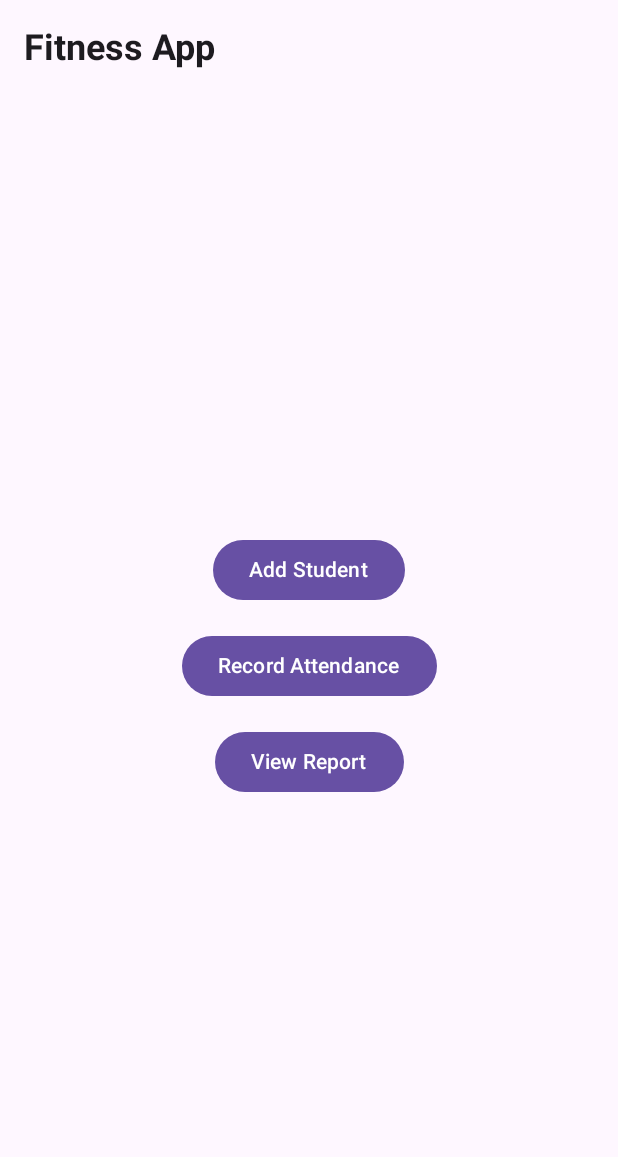
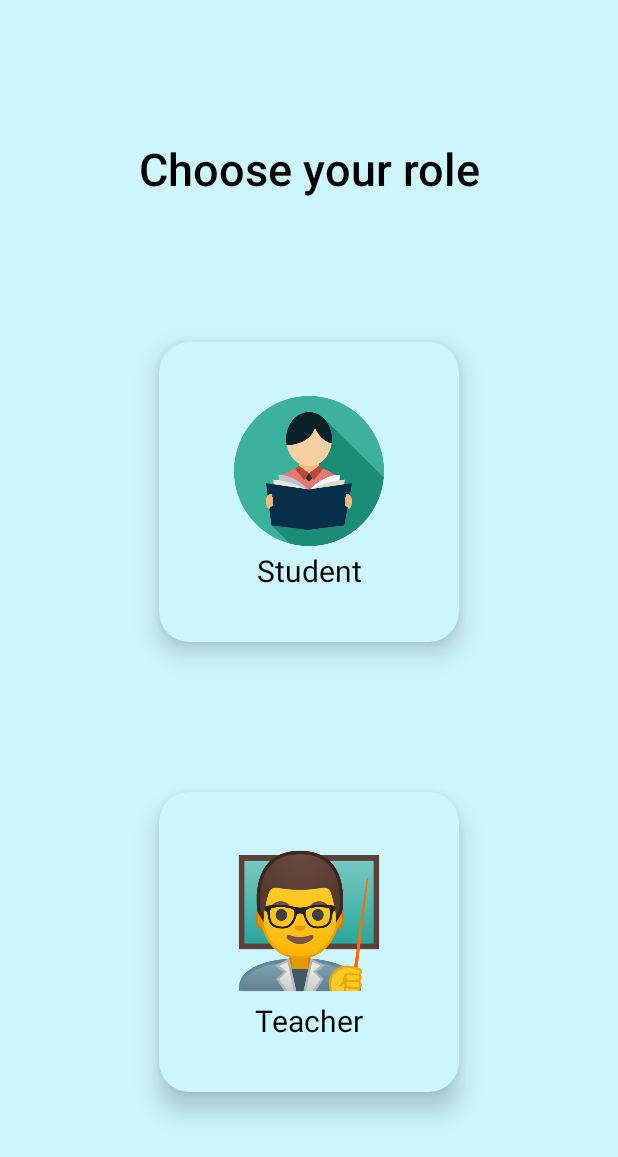
Before and after one commit to mikesplore/Class-Portal, an Android app built with Jetpack Compose: the screen it shows after launch (MainActivity), after a tap on "Sign in", on a phone screen of 412 x 824 dp. Shown: the top 1157 px of the screen. Run offline under Robolectric (Android 15) with nearby library versions, the phone set to English and light mode, and no system bars; 1 statement that could not run was skipped.

Commit message:
initial commit

```diff
--- a/app/src/main/java/com/app/fitnessapp/AppScreen.kt
+++ b/app/src/main/java/com/app/fitnessapp/AppScreen.kt
@@ -2,30 +2,31 @@ package com.app.fitnessapp
 
 import androidx.compose.runtime.*
 import androidx.compose.ui.tooling.preview.Preview
+import androidx.navigation.compose.NavHost
+import androidx.navigation.compose.composable
 import androidx.navigation.compose.rememberNavController
 
 @Composable
 fun AppScreen() {
     val navController = rememberNavController()
     var students by remember { mutableStateOf(listOf<Student>()) }
-    var currentScreen by remember { mutableStateOf("Authentication") }
 
-    when (currentScreen) {
-        "Authentication" -> AuthenticationScreen(onLoginSuccess = { currentScreen = "Main" }, navController = navController)
-        "Main" -> Attendance(onNavigate = { screen -> currentScreen = screen })
-        "AddStudent" -> AddStudentScreen(onStudentAdded = { newStudent ->
-            students = students + newStudent
-            currentScreen = "Main"
-        })
-        "RecordAttendance" -> RecordAttendanceScreen(students = students, onAttendanceRecorded = { updatedStudents ->
-            students = updatedStudents
-            currentScreen = "Main"
-        })
-        "AttendanceReport" -> AttendanceReportScreen(students = students)
+    NavHost(navController = navController, startDestination = "welcomeScreen") {
+        composable("welcomeScreen") { WelcomeScreen(navController = navController)}
+        composable("loginCategory"){ LoginCategory(navController = navController)}
+        composable("teacherLogin"){ TeacherLoginScreen(navController = navController)}
+        composable("teacherDashboard"){ TeacherDashboard(navController = navController)}
+        composable("studentManagement"){ StudentManagementScreen(navController = navController)}
+        composable("addStudent"){ AddStudentScreen(navController = navController)}
+        composable("attendanceReport"){ AttendanceReportScreen(navController = navController)}")
 
-        "TeacherDashboard" -> TeacherDashboard(navController = navController)
+
+
+
+
     }
 }
+
 
 @Preview
 @Composable
--- a/app/src/main/java/com/app/fitnessapp/Attendance.kt
+++ b/app/src/main/java/com/app/fitnessapp/Attendance.kt
@@ -9,10 +9,12 @@ import androidx.compose.ui.Modifier
 import androidx.compose.ui.text.font.FontWeight
 import androidx.compose.ui.tooling.preview.Preview
 import androidx.compose.ui.unit.dp
+import androidx.navigation.NavController
+import androidx.navigation.compose.rememberNavController
 
 @OptIn(ExperimentalMaterial3Api::class)
 @Composable
-fun Attendance(onNavigate: (String) -> Unit) {
+fun StudentManagementScreen(navController: NavController) {
 
     val typography = MaterialTheme.typography
     val colors = MaterialTheme.colorScheme
@@ -38,15 +40,15 @@ fun Attendance(onNavigate: (String) -> Unit) {
             verticalArrangement = Arrangement.Center,
             horizontalAlignment = Alignment.CenterHorizontally
         ) {
-            Button(onClick = { onNavigate("AddStudent") }) {
+            Button(onClick = { navController.navigate("AddStudent") }) {
                 Text("Add Student", style = typography.labelLarge)
             }
             Spacer(modifier = Modifier.height(16.dp))
-            Button(onClick = { onNavigate("RecordAttendance") }) {
+            Button(onClick = { navController.navigate("RecordAttendance") }) {
                 Text("Record Attendance", style = typography.labelLarge)
             }
             Spacer(modifier = Modifier.height(16.dp))
-            Button(onClick = { onNavigate("AttendanceReport") }) {
+            Button(onClick = { navController.navigate("AttendanceReport") }) {
                 Text("View Report", style = typography.labelLarge)
             }
         }
@@ -56,6 +58,6 @@ fun Attendance(onNavigate: (String) -> Unit) {
 
 @Preview
 @Composable
-fun MainScreenPreview() {
-    Attendance(onNavigate = {})
+fun StudentManagementScreenPreview() {
+    StudentManagementScreen(navController = rememberNavController())
 }
--- /dev/null
+++ b/app/src/main/java/com/app/fitnessapp/LoginCategory.kt
@@ -0,0 +1,121 @@
+package com.app.fitnessapp
+
+import androidx.compose.foundation.Image
+import androidx.compose.foundation.background
+import androidx.compose.foundation.clickable
+import androidx.compose.foundation.layout.Arrangement
+import androidx.compose.foundation.layout.Box
+import androidx.compose.foundation.layout.Column
+import androidx.compose.foundation.layout.Spacer
+import androidx.compose.foundation.layout.fillMaxSize
+import androidx.compose.foundation.layout.fillMaxWidth
+import androidx.compose.foundation.layout.height
+import androidx.compose.foundation.layout.size
+import androidx.compose.foundation.shape.RoundedCornerShape
+import androidx.compose.material3.Text
+import androidx.compose.runtime.Composable
+import androidx.compose.ui.Alignment
+import androidx.compose.ui.Modifier
+import androidx.compose.ui.draw.shadow
+import androidx.compose.ui.graphics.Color
+import androidx.compose.ui.res.painterResource
+import androidx.compose.ui.text.font.FontWeight
+import androidx.compose.ui.tooling.preview.Preview
+import androidx.compose.ui.unit.dp
+import androidx.compose.ui.unit.sp
+import androidx.navigation.NavController
+import androidx.navigation.compose.rememberNavController
+
+@Composable
+fun LoginCategory(navController: NavController){
+    Column(modifier = Modifier
+        .fillMaxSize()
+        .background(background),
+        verticalArrangement = Arrangement.SpaceEvenly,
+        horizontalAlignment = Alignment.CenterHorizontally) {
+
+        Text(text = "Choose your role",
+            color = Color.Black,
+            fontSize = 30.sp,
+            fontWeight = FontWeight.SemiBold
+            )
+
+
+        Column(modifier = Modifier
+            .height(500.dp)
+            .fillMaxWidth(),
+            verticalArrangement = Arrangement.SpaceBetween,
+            horizontalAlignment = Alignment.CenterHorizontally) {
+            //student part
+            Box(
+                modifier = Modifier
+                    .clickable {
+                        navController.navigate("teacherLogin")
+                    }
+                    .size(200.dp)
+                    .shadow(10.dp, shape = RoundedCornerShape(20.dp))
+            ) {
+                Column(
+                    modifier = Modifier
+                        .background(Color(0xffCDF5FD), shape = RoundedCornerShape(20.dp))
+                        .fillMaxSize(),
+                    horizontalAlignment = Alignment.CenterHorizontally,
+                    verticalArrangement = Arrangement.Center
+                ) {
+                    Image(
+                        painter = painterResource(id = R.drawable.student),
+                        contentDescription = "student",
+                        modifier = Modifier.size(100.dp)
+                    )
+                    Spacer(modifier = Modifier.height(5.dp))
+                    Text(
+                        text = "Student",
+                        color = Color.Black,
+                        fontSize = 20.sp,
+                    )
+                }
+
+            }
+
+            //teacher part
+            Box(
+                modifier = Modifier
+                    .clickable {
+                        navController.navigate("teacherLogin")
+                    }
+                    .size(200.dp)
+                    .shadow(10.dp, shape = RoundedCornerShape(20.dp))
+            ) {
+                Column(
+                    modifier = Modifier
+                        .background(Color(0xffCDF5FD), shape = RoundedCornerShape(20.dp))
+                        .fillMaxSize(),
+                    horizontalAlignment = Alignment.CenterHorizontally,
+                    verticalArrangement = Arrangement.Center
+                ) {
+                    Image(
+                        painter = painterResource(id = R.drawable.teacher),
+                        contentDescription = "teacher",
+                        modifier = Modifier.size(100.dp)
+                    )
+                    Spacer(modifier = Modifier.height(5.dp))
+                    Text(
+                        text = "Teacher",
+                        color = Color.Black,
+                        fontSize = 20.sp,
+                    )
+                }
+
+            }
+
+        }
+    }
+
+}
+
+
+@Preview
+@Composable
+fun LoginPreview(){
+    LoginCategory(rememberNavController())
+}
--- a/app/src/main/java/com/app/fitnessapp/TeacherDashboard.kt
+++ b/app/src/main/java/com/app/fitnessapp/TeacherDashboard.kt
@@ -262,7 +262,7 @@ fun TeacherBoxContent(navController: NavController) {
             TSquareBox(
                 imageName = painterResource(id = R.drawable.attendance),
                 content = "Attendance",
-                route = "attendance",
+                route = "studentManagement",
                 navController = navController
 
             )
--- a/app/src/main/java/com/app/fitnessapp/TeacherLogin.kt
+++ b/app/src/main/java/com/app/fitnessapp/TeacherLogin.kt
@@ -17,6 +17,8 @@ import androidx.compose.foundation.shape.RoundedCornerShape
 import androidx.compose.material.icons.Icons
 import androidx.compose.material.icons.filled.Check
 import androidx.compose.material.icons.filled.Clear
+import androidx.compose.material.icons.filled.Visibility
+import androidx.compose.material.icons.filled.VisibilityOff
 import androidx.compose.material3.Button
 import androidx.compose.material3.ButtonDefaults
 import androidx.compose.material3.Icon
@@ -45,7 +47,7 @@ import androidx.navigation.NavController
 import androidx.navigation.compose.rememberNavController
 
 @Composable
-fun AuthenticationScreen(navController: NavController, onLoginSuccess: () -> Unit) {
+fun TeacherLoginScreen(navController: NavController) {
     var email by remember { mutableStateOf("") }
     Column(modifier = Modifier
         .fillMaxSize()
@@ -109,7 +111,7 @@ fun AuthenticationScreen(navController: NavController, onLoginSuccess: () -> Uni
                 trailingIcon = {
                     IconButton(onClick = { passwordVisibility = !passwordVisibility }) {
                         Icon(
-                            imageVector = if (passwordVisibility) Icons.Filled.Clear else Icons.Default.Check,
+                            imageVector = if (passwordVisibility) Icons.Default.Visibility else Icons.Default.VisibilityOff,
                             contentDescription = if (passwordVisibility) "Hide password" else "Show password"
                         )
                     }
@@ -131,7 +133,9 @@ fun AuthenticationScreen(navController: NavController, onLoginSuccess: () -> Uni
             horizontalArrangement = Arrangement.Center,
             verticalAlignment = Alignment.CenterVertically){
             Button(onClick = {
-                onLoginSuccess() },
+                             navController.navigate("teacherDashboard")
+
+                 },
                 modifier = Modifier
                     .width(120.dp)
                     .height(50.dp)
@@ -163,7 +167,7 @@ fun AuthenticationScreen(navController: NavController, onLoginSuccess: () -> Uni
                 Text(text = "Register",
                     color = Color(0xff6420AA),
                     modifier = Modifier.clickable{
-                        navController.navigate("TeacherRegister")
+                        //navigate here
                     })}
             Column(modifier = Modifier.fillMaxWidth(),
                 verticalArrangement = Arrangement.Center,
@@ -172,7 +176,8 @@ fun AuthenticationScreen(navController: NavController, onLoginSuccess: () -> Uni
                 Text(text = "Click here",
                     color = Color(0xff6420AA),
                     modifier = Modifier.clickable{
-                        navController.navigate("StudentLogin")
+                        //navigate
+
                     }
 
                 )
@@ -187,8 +192,8 @@ fun AuthenticationScreen(navController: NavController, onLoginSuccess: () -> Uni
 
 @Preview
 @Composable
-fun AuthenticationScreenPreview(){
-    AuthenticationScreen(rememberNavController(), onLoginSuccess = {})
+fun TeacherLoginScreenPreview(){
+    TeacherLoginScreen(rememberNavController())
 
 
 }
--- a/app/src/main/java/com/app/fitnessapp/Welcome.kt
+++ b/app/src/main/java/com/app/fitnessapp/Welcome.kt
@@ -2,6 +2,7 @@ package com.app.fitnessapp
 
 import androidx.compose.foundation.Image
 import androidx.compose.foundation.background
+import androidx.compose.foundation.clickable
 import androidx.compose.foundation.layout.Arrangement
 import androidx.compose.foundation.layout.Box
 import androidx.compose.foundation.layout.Column
@@ -31,11 +32,13 @@ import androidx.compose.ui.text.style.TextAlign
 import androidx.compose.ui.tooling.preview.Preview
 import androidx.compose.ui.unit.dp
 import androidx.compose.ui.unit.sp
+import androidx.navigation.NavController
+import androidx.navigation.compose.rememberNavController
 import com.app.fitnessapp.ui.theme.RobotoMono
 val color = Color(0xff00A9FF)
 val background = Color(0xffCDF5FD)
 @Composable
-fun WelcomeScreen(){
+fun WelcomeScreen(navController: NavController){
     Column(
         modifier = Modifier
             .background(background)
@@ -112,7 +115,11 @@ fun WelcomeScreen(){
                     fontFamily = RobotoMono,
                     fontSize = 15.sp,
                     color = color,
-                    fontWeight = FontWeight.SemiBold)
+                    fontWeight = FontWeight.SemiBold,
+                    modifier = Modifier.clickable {
+                        navController.navigate("loginCategory")
+
+                    })
 
             }
 
@@ -124,5 +131,5 @@ fun WelcomeScreen(){
 @Preview
 @Composable
 fun WelcomeScreenPreview(){
-    WelcomeScreen()
+    WelcomeScreen(rememberNavController())
 }
```
Also changed, not shown: app/src/main/java/com/app/fitnessapp/AddStudent.kt (renamed from app/src/main/java/com/app/fitnessapp/studentmanagement.kt, +4 -3 lines).
